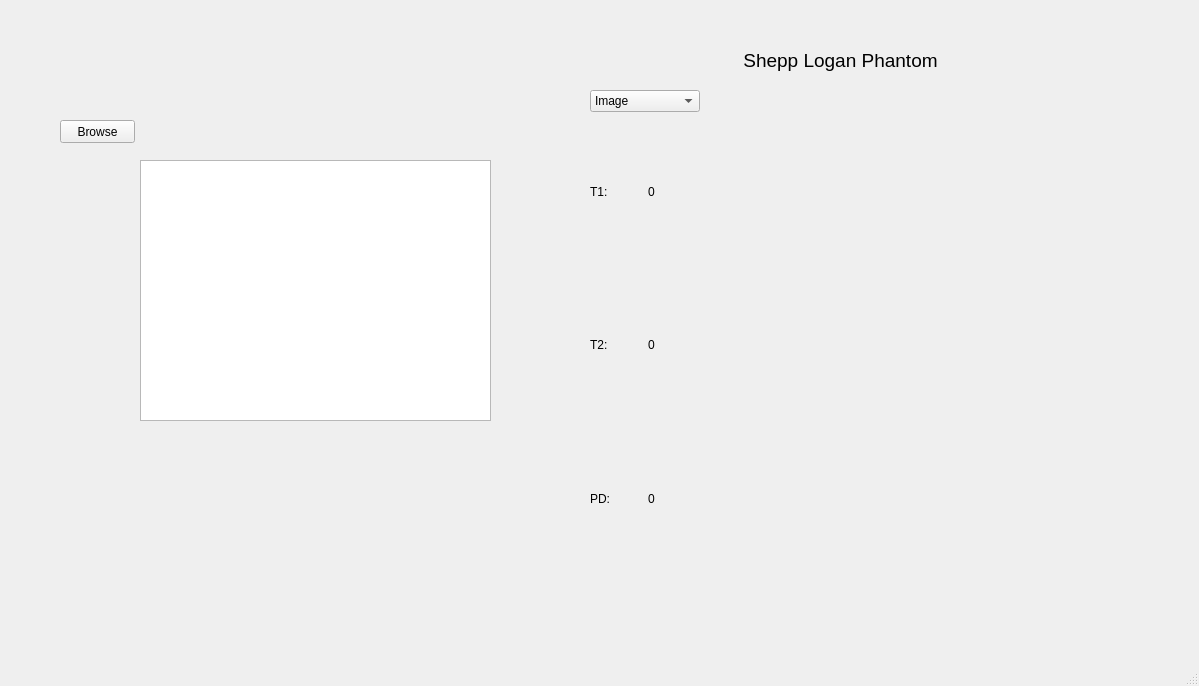
Before: the Qt Designer form mainWindow.ui in Abdelrahmanhassan1/MRI_Simulator_Python, drawn with Qt 5.
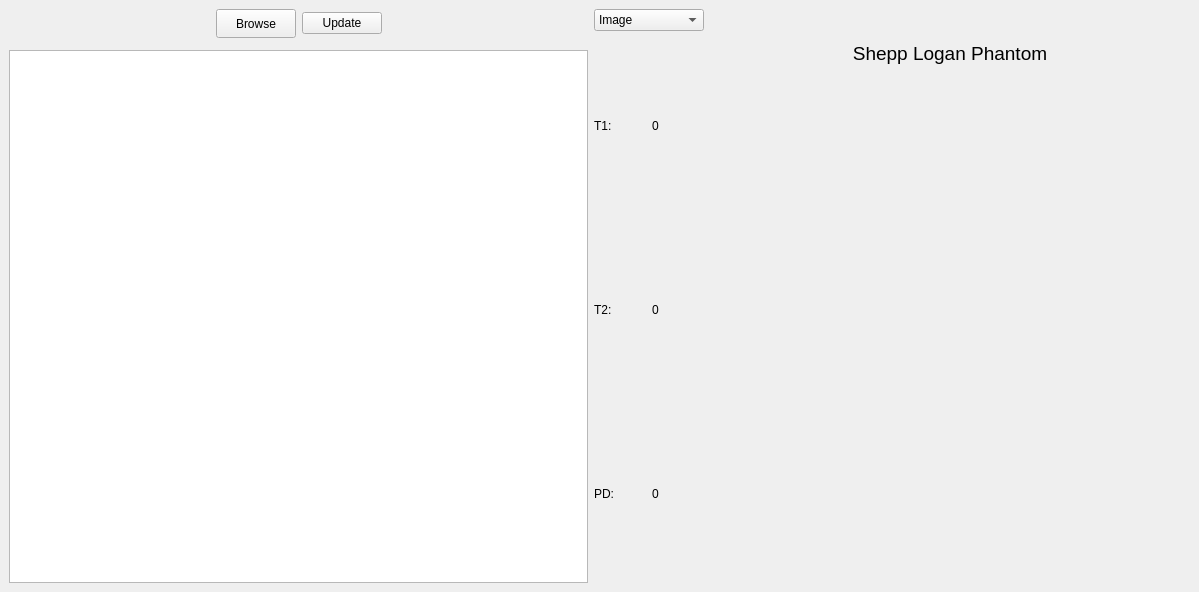
After: the same form once the commit is applied. Custom widgets are drawn as their Qt base class.

Diff of the .ui file:
```diff
--- a/mainWindow.ui
+++ b/mainWindow.ui
@@ -7,45 +7,15 @@
     <x>0</x>
     <y>0</y>
     <width>1199</width>
-    <height>686</height>
+    <height>592</height>
    </rect>
   </property>
   <property name="windowTitle">
    <string>MainWindow</string>
   </property>
   <widget class="QWidget" name="centralwidget">
-   <widget class="PlotWidget" name="graphicsView">
-    <property name="geometry">
-     <rect>
-      <x>140</x>
-      <y>160</y>
-      <width>351</width>
-      <height>261</height>
-     </rect>
-    </property>
-   </widget>
-   <widget class="QPushButton" name="pushButton">
-    <property name="geometry">
-     <rect>
-      <x>60</x>
-      <y>120</y>
-      <width>75</width>
-      <height>23</height>
-     </rect>
-    </property>
-    <property name="text">
-     <string>Browse</string>
-    </property>
-   </widget>
-   <widget class="QWidget" name="layoutWidget">
-    <property name="geometry">
-     <rect>
-      <x>590</x>
-      <y>90</y>
-      <width>587</width>
-      <height>482</height>
-     </rect>
-    </property>
+   <layout class="QGridLayout" name="gridLayout">
+    <item row="1" column="2" rowspan="3">
     <layout class="QHBoxLayout" name="horizontalLayout_4">
      <item>
       <layout class="QVBoxLayout" name="verticalLayout_2">
@@ -134,35 +104,9 @@
       </layout>
      </item>
      <item>
-      <widget class="QLabel" name="phantom_image_label">
-       <property name="minimumSize">
-        <size>
-         <width>480</width>
-         <height>480</height>
-        </size>
-       </property>
-       <property name="maximumSize">
-        <size>
-         <width>480</width>
-         <height>480</height>
-        </size>
-       </property>
-       <property name="text">
-        <string/>
-       </property>
-      </widget>
-     </item>
-    </layout>
-   </widget>
+       <layout class="QVBoxLayout" name="verticalLayout">
+        <item>
    <widget class="QLabel" name="label_7">
-    <property name="geometry">
-     <rect>
-      <x>740</x>
-      <y>40</y>
-      <width>201</width>
-      <height>41</height>
-     </rect>
-    </property>
     <property name="font">
      <font>
       <pointsize>14</pointsize>
@@ -175,18 +119,88 @@
      <set>Qt::AlignCenter</set>
     </property>
    </widget>
-  </widget>
-  <widget class="QMenuBar" name="menubar">
-   <property name="geometry">
-    <rect>
-     <x>0</x>
-     <y>0</y>
-     <width>1199</width>
-     <height>21</height>
-    </rect>
-   </property>
-  </widget>
-  <widget class="QStatusBar" name="statusbar"/>
+        </item>
+        <item>
+         <widget class="QLabel" name="phantom_image_label">
+          <property name="minimumSize">
+           <size>
+            <width>480</width>
+            <height>480</height>
+           </size>
+          </property>
+          <property name="maximumSize">
+           <size>
+            <width>480</width>
+            <height>480</height>
+           </size>
+          </property>
+          <property name="text">
+           <string/>
+          </property>
+         </widget>
+        </item>
+       </layout>
+      </item>
+     </layout>
+    </item>
+    <item row="1" column="1">
+     <layout class="QHBoxLayout" name="horizontalLayout_2">
+      <item>
+       <spacer name="horizontalSpacer_2">
+        <property name="orientation">
+         <enum>Qt::Horizontal</enum>
+        </property>
+        <property name="sizeHint" stdset="0">
+         <size>
+          <width>40</width>
+          <height>20</height>
+         </size>
+        </property>
+       </spacer>
+      </item>
+      <item>
+       <widget class="QPushButton" name="browseFileBtn">
+        <property name="minimumSize">
+         <size>
+          <width>80</width>
+          <height>29</height>
+         </size>
+        </property>
+        <property name="text">
+         <string>Browse</string>
+        </property>
+       </widget>
+      </item>
+      <item>
+       <widget class="QPushButton" name="updateBtn">
+        <property name="text">
+         <string>Update</string>
+        </property>
+       </widget>
+      </item>
+      <item>
+       <spacer name="horizontalSpacer">
+        <property name="orientation">
+         <enum>Qt::Horizontal</enum>
+        </property>
+        <property name="sizeHint" stdset="0">
+         <size>
+          <width>40</width>
+          <height>20</height>
+         </size>
+        </property>
+       </spacer>
+      </item>
+     </layout>
+    </item>
+    <item row="2" column="1">
+     <layout class="QVBoxLayout" name="verticalLayout_3"/>
+    </item>
+    <item row="3" column="1">
+     <widget class="PlotWidget" name="signalPlot"/>
+    </item>
+   </layout>
+  </widget>
  </widget>
  <customwidgets>
   <customwidget>
```
Lines whose indentation alone changed are shown as unchanged.
